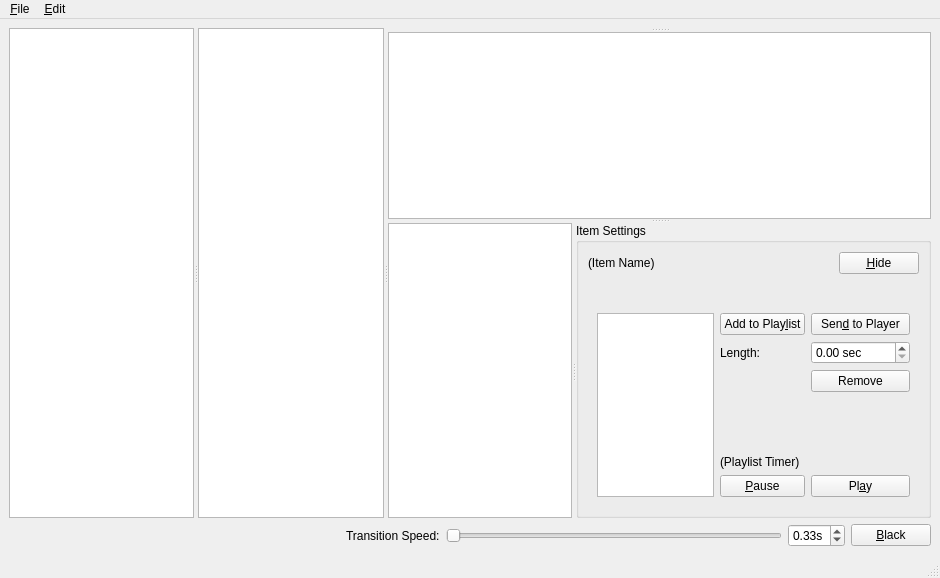
Before: the Qt Designer form src/glvidtex/DirectorWindow.ui in google-code-export/dviz, drawn with Qt 5.
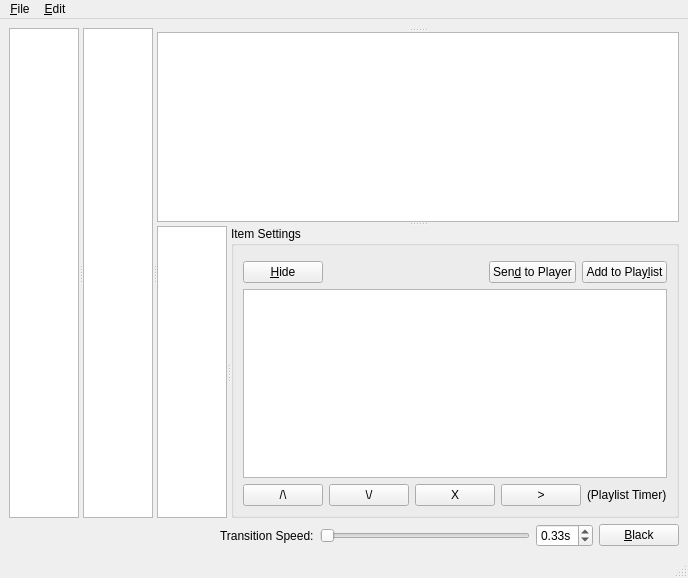
After: the same form once the commit is applied. Custom widgets are drawn as their Qt base class.

Commit message: Redesigned the DirectorWindow playlist area, moving buttons around, changed playlist to a table view with editable duration column. Other minor fixes included.

The edit to the form file:
```diff
--- a/src/glvidtex/DirectorWindow.ui
+++ b/src/glvidtex/DirectorWindow.ui
@@ -6,7 +6,7 @@
    <rect>
     <x>0</x>
     <y>0</y>
-    <width>940</width>
+    <width>670</width>
     <height>578</height>
    </rect>
   </property>
@@ -46,44 +46,13 @@
          <property name="title">
           <string>Item Settings</string>
          </property>
-         <layout class="QVBoxLayout" name="verticalLayout">
-          <item>
-           <layout class="QHBoxLayout" name="horizontalLayout_2">
-            <item>
-             <widget class="QLabel" name="itemNameLabel">
-              <property name="text">
-               <string>(Item Name)</string>
-              </property>
-             </widget>
-            </item>
-            <item>
-             <spacer name="horizontalSpacer">
-              <property name="orientation">
-               <enum>Qt::Horizontal</enum>
-              </property>
-              <property name="sizeHint" stdset="0">
-               <size>
-                <width>40</width>
-                <height>20</height>
-               </size>
-              </property>
-             </spacer>
-            </item>
-            <item>
-             <widget class="QPushButton" name="hideBtn">
-              <property name="text">
-               <string>&amp;Hide</string>
-              </property>
-              <property name="checkable">
-               <bool>true</bool>
-              </property>
-             </widget>
-            </item>
-           </layout>
-          </item>
+         <layout class="QVBoxLayout" name="verticalLayout_3">
           <item>
            <widget class="QWidget" name="itemPropBase" native="true">
             <layout class="QHBoxLayout" name="horizontalLayout">
+             <property name="margin">
+              <number>0</number>
+             </property>
              <item>
               <layout class="QFormLayout" name="itemPropLayout"/>
              </item>
@@ -92,81 +61,95 @@
           </item>
           <item>
            <widget class="QWidget" name="playlistSetupWidget" native="true">
-            <layout class="QGridLayout" name="gridLayout">
-             <item row="0" column="0" rowspan="6">
-              <widget class="QListView" name="playlistView"/>
-             </item>
-             <item row="0" column="1">
-              <widget class="QPushButton" name="addToPlaylistBtn">
+            <layout class="QVBoxLayout" name="verticalLayout">
+             <property name="margin">
+              <number>0</number>
+             </property>
+             <item>
+              <layout class="QHBoxLayout" name="horizontalLayout_2">
+               <item>
+                <widget class="QPushButton" name="hideBtn">
                <property name="text">
-                <string>Add to Play&amp;list</string>
+                  <string>&amp;Hide</string>
+                 </property>
+                 <property name="checkable">
+                  <bool>true</bool>
+                 </property>
+                 <property name="flat">
+                  <bool>false</bool>
                </property>
               </widget>
              </item>
-             <item row="0" column="2">
+               <item>
+                <spacer name="horizontalSpacer">
+                 <property name="orientation">
+                  <enum>Qt::Horizontal</enum>
+                 </property>
+                 <property name="sizeHint" stdset="0">
+                  <size>
+                   <width>40</width>
+                   <height>20</height>
+                  </size>
+                 </property>
+                </spacer>
+               </item>
+               <item>
               <widget class="QPushButton" name="sendToPlayerBtn">
                <property name="text">
                 <string>Sen&amp;d to Player</string>
                </property>
               </widget>
              </item>
-             <item row="1" column="1">
-              <widget class="QLabel" name="label">
+               <item>
+                <widget class="QPushButton" name="addToPlaylistBtn">
                <property name="text">
-                <string>Length:</string>
+                  <string>Add to Play&amp;list</string>
                </property>
               </widget>
              </item>
-             <item row="1" column="2">
-              <widget class="QDoubleSpinBox" name="itemLengthBox">
-               <property name="suffix">
-                <string> sec</string>
-               </property>
-               <property name="maximum">
-                <double>99999.000000000000000</double>
+              </layout>
+             </item>
+             <item>
+              <widget class="QTableView" name="playlistView"/>
+             </item>
+             <item>
+              <layout class="QHBoxLayout" name="horizontalLayout_4">
+               <item>
+                <widget class="QPushButton" name="moveUpBtn">
+                 <property name="text">
+                  <string>/\</string>
+                 </property>
+                </widget>
+               </item>
+               <item>
+                <widget class="QPushButton" name="moveDownBtn">
+                 <property name="text">
+                  <string>\/</string>
                </property>
               </widget>
              </item>
-             <item row="4" column="1">
+               <item>
+                <widget class="QPushButton" name="delBtn">
+                 <property name="text">
+                  <string>X</string>
+                 </property>
+                </widget>
+               </item>
+               <item>
+                <widget class="QPushButton" name="playBtn">
+                 <property name="text">
+                  <string>&gt;</string>
+                 </property>
+                </widget>
+               </item>
+               <item>
               <widget class="QLabel" name="timeLabel">
                <property name="text">
                 <string>(Playlist Timer)</string>
                </property>
               </widget>
              </item>
-             <item row="5" column="1">
-              <widget class="QPushButton" name="pauseBtn">
-               <property name="text">
-                <string>&amp;Pause</string>
-               </property>
-              </widget>
-             </item>
-             <item row="5" column="2">
-              <widget class="QPushButton" name="playBtn">
-               <property name="text">
-                <string>Pl&amp;ay</string>
-               </property>
-              </widget>
-             </item>
-             <item row="2" column="2">
-              <widget class="QPushButton" name="playlistRemoveBtn">
-               <property name="text">
-                <string>Remove</string>
-               </property>
-              </widget>
-             </item>
-             <item row="3" column="1">
-              <spacer name="verticalSpacer_2">
-               <property name="orientation">
-                <enum>Qt::Vertical</enum>
-               </property>
-               <property name="sizeHint" stdset="0">
-                <size>
-                 <width>20</width>
-                 <height>40</height>
-                </size>
-               </property>
-              </spacer>
+              </layout>
              </item>
             </layout>
            </widget>
@@ -250,8 +233,8 @@
     <rect>
      <x>0</x>
      <y>0</y>
-     <width>940</width>
-     <height>25</height>
+     <width>670</width>
+     <height>18</height>
     </rect>
    </property>
    <widget class="QMenu" name="menuFile">
```
Lines whose indentation alone changed are shown as unchanged. The commit also changes 8 other files.
